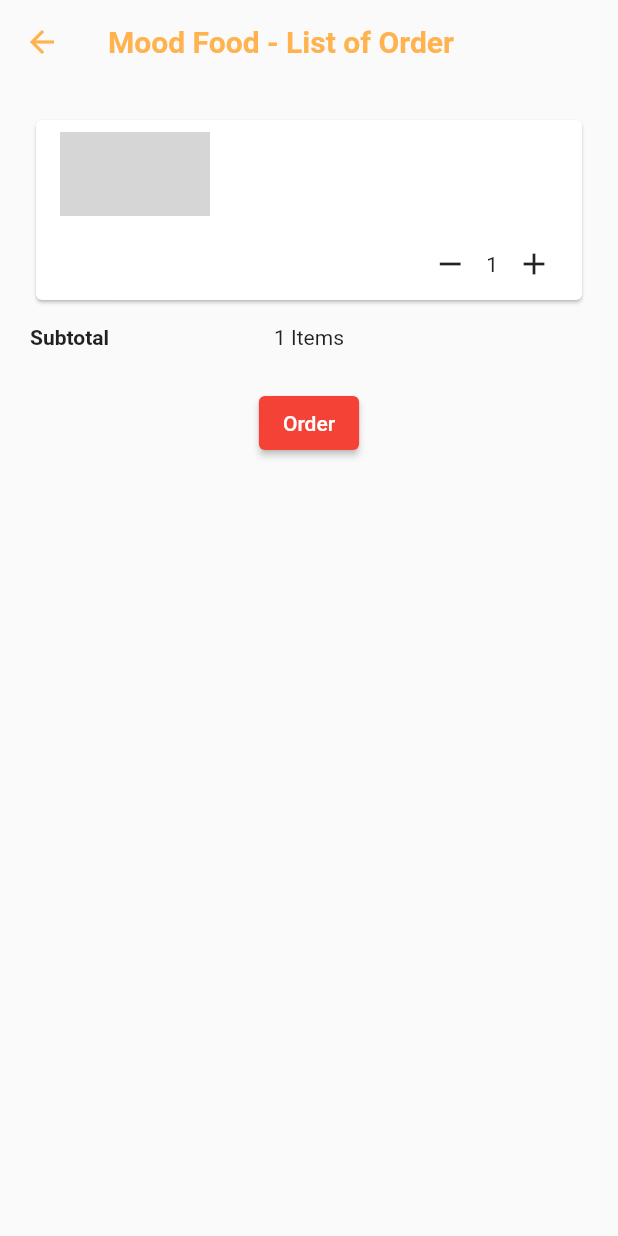
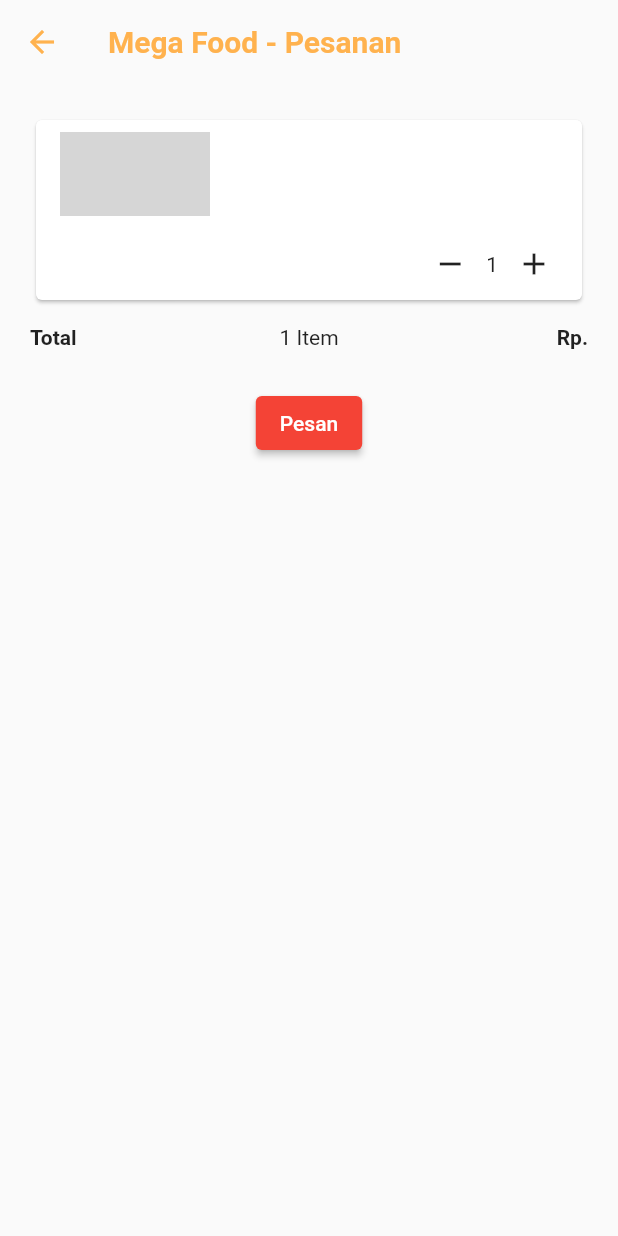
Before and after one commit to ricoyogapradana/UAS-PPB, a Flutter app: the Pesanan screen opened directly with empty values, on a phone screen of 412 x 824 dp. Run offline on Flutter 3.47's test engine with Material 2 defaults, Android fonts, the phone set to English and light mode, and no system bars; missing offline and left inert: dart:js; network calls fail; key blocks and very long unbroken strings in the code were emptied for the run; grey boxes are pictures that could not be loaded.

Commit message:
Improve english to indonesia

```diff
--- a/uas_ppb/lib/detailScreen.dart
+++ b/uas_ppb/lib/detailScreen.dart
@@ -44,7 +44,7 @@
                                   Padding(
                                     padding: EdgeInsets.only(
                                         bottom: 15.0, top: 15.0),
-                                    child: Text('Description:',
+                                    child: Text('Deskripsi:',
                                         style: TextStyle(
                                             fontSize: 15.0,
                                             fontWeight: FontWeight.bold)),
@@ -67,7 +67,7 @@
                                     Column(
                                       children: [
                                         Text(
-                                          detail['harga_menu'],
+                                          'Rp. ' + detail['harga_menu'],
                                           style: TextStyle(
                                               fontSize: 20.0,
                                               fontWeight: FontWeight.bold,
@@ -119,7 +119,7 @@
                                                 child: Align(
                                                   alignment: Alignment.center,
                                                   child: Text(
-                                                    'Add to Cart',
+                                                    'Tambah',
                                                   ),
                                                 )),
                                           ],
--- a/uas_ppb/lib/homepage.dart
+++ b/uas_ppb/lib/homepage.dart
@@ -49,7 +49,7 @@
           items: [
             BottomNavigationBarItem(icon: Icon(Icons.home), label: "Menu"),
             BottomNavigationBarItem(
-                icon: Icon(Icons.wallet), label: "Information"),
+                icon: Icon(Icons.mail_outline), label: "Informasi"),
             // BottomNavigationBarItem(icon: Icon(Icons.key), label: "TEST"),
             // BottomNavigationBarItem(icon: Icon(Icons.shopping_bag), label: "shop"),
             // BottomNavigationBarItem(icon: Icon(Icons.person), label: "account"),
--- a/uas_ppb/lib/launcher.dart
+++ b/uas_ppb/lib/launcher.dart
@@ -34,7 +34,7 @@
           borderRadius: BorderRadius.all(Radius.circular(5)),
           boxShadow: <BoxShadow>[
             BoxShadow(
-                color: Color.fromARGB(255, 226, 226, 226),
+                color: Color.fromARGB(255, 243, 243, 243),
                 offset: Offset(2, 4),
                 blurRadius: 5,
                 spreadRadius: 2)
--- a/uas_ppb/lib/payment.dart
+++ b/uas_ppb/lib/payment.dart
@@ -18,7 +18,7 @@
         backgroundColor: Colors.transparent,
         elevation: 0,
         title: Text(
-          'Mood Food - Paymnet',
+          'Mega Food - Pembayaran',
           style: TextStyle(
               color: Color.fromARGB(255, 255, 178, 78),
               fontWeight: FontWeight.bold),
--- a/uas_ppb/lib/pesanan.dart
+++ b/uas_ppb/lib/pesanan.dart
@@ -40,7 +40,7 @@
             children: [
               //Image.network('https://i.ibb.co/QHMWhfz/Instagram-logo-svg.png', width: 150.0,),
               Text(
-                'Mood Food - List of Order',
+                'Mega Food - Pesanan',
                 style: TextStyle(
                     color: Color.fromARGB(255, 255, 178, 78),
                     fontWeight: FontWeight.bold),
@@ -94,7 +94,7 @@
                   Expanded(
                     flex: 4,
                     child: Text(
-                      'Subtotal',
+                      'Total',
                       style: TextStyle(
                         fontWeight: FontWeight.w600,
                       ),
@@ -103,7 +103,7 @@
                   Expanded(
                     flex: 4,
                     child: Text(
-                      '$_counter Items',
+                      '$_counter Item',
                       textAlign: TextAlign.center,
                       style: TextStyle(),
                     ),
@@ -111,7 +111,7 @@
                   Expanded(
                     flex: 4,
                     child: Text(
-                      widget.pesan['harga_menu'],
+                      'Rp. ' + widget.pesan['harga_menu'],
                       textAlign: TextAlign.end,
                       style: TextStyle(
                         fontWeight: FontWeight.w600,
@@ -131,7 +131,7 @@
                       Navigator.of(context).push(
                           MaterialPageRoute(builder: (context) => Payment()));
                     },
-                    child: Text('Order'),
+                    child: Text('Pesan'),
                   )
                 ],
               ),
```
Also changed, not shown: uas_ppb/lib/home.dart (+10 -9 lines), uas_ppb/lib/information.dart (+11 -11 lines).
